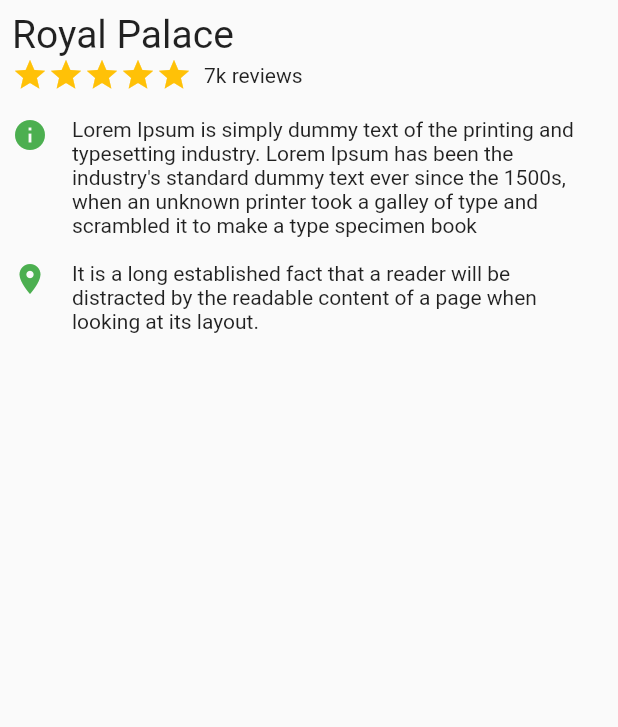
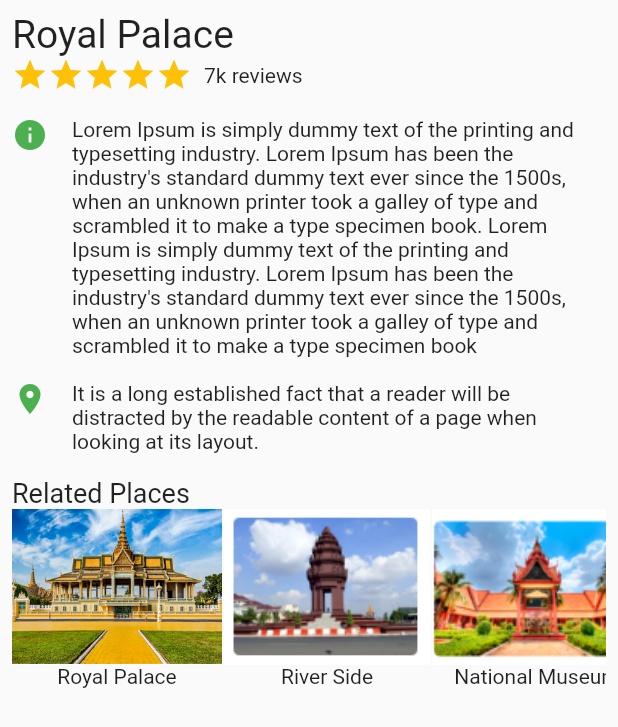
Before and after one commit to leapkh/mad2-visit-me, a Flutter app: what bottomWidget() shows on an empty page, opened directly, on a phone screen of 412 x 824 dp. Shown: the top 727 px of the screen. Run offline on Flutter 3.47's test engine with Material 2 defaults, Android fonts, the phone set to English and light mode, and no system bars.

Commit message:
Week 6: UI Design.

```diff
--- a/lib/main.dart
+++ b/lib/main.dart
@@ -1,4 +1,5 @@
 import 'package:flutter/material.dart';
+import 'package:visit_me/place.dart';
 
 void main() {
   runApp(app());
@@ -49,13 +50,15 @@ Widget homeScreen() {
 }
 
 Widget placeDetailScreen() {
-  final body = Column(
+  final body = SingleChildScrollView(
+    child: Column(
       children: [
         topWidget(),
         menuWidget(),
         const Divider(),
         bottomWidget(),
       ],
+    ),
   );
 
   return Scaffold(
@@ -163,12 +166,72 @@ Widget bottomWidget() {
           height: 16,
         ),
         iconAndInfoWidget(Icons.info,
-            "Lorem Ipsum is simply dummy text of the printing and typesetting industry. Lorem Ipsum has been the industry's standard dummy text ever since the 1500s, when an unknown printer took a galley of type and scrambled it to make a type specimen book"),
+            "Lorem Ipsum is simply dummy text of the printing and typesetting industry. Lorem Ipsum has been the industry's standard dummy text ever since the 1500s, when an unknown printer took a galley of type and scrambled it to make a type specimen book. Lorem Ipsum is simply dummy text of the printing and typesetting industry. Lorem Ipsum has been the industry's standard dummy text ever since the 1500s, when an unknown printer took a galley of type and scrambled it to make a type specimen book"),
         SizedBox(
           height: 16,
         ),
         iconAndInfoWidget(Icons.location_on,
             "It is a long established fact that a reader will be distracted by the readable content of a page when looking at its layout."),
+        SizedBox(
+          height: 16,
+        ),
+        Text(
+          'Related Places',
+          style: TextStyle(fontSize: 18),
+        ),
+        relatedPlacesWidget(),
+      ],
+    ),
+  );
+}
+
+List<Place> places = [
+  Place(1, 'Royal Palace', 'img_royal_palace.png'),
+  Place(2, 'River Side', 'img_independent_monument.png'),
+  Place(3, 'National Museum', 'img_national_museum.png'),
+  Place(1, 'Royal Palace', 'img_national_museum.png'),
+  Place(2, 'River Side', 'img_independent_monument.png'),
+  Place(3, 'National Museum', 'img_national_museum.png'),
+];
+
+Widget relatedPlacesWidget() {
+  return SizedBox(
+    height: 120,
+    child: ListView.builder(
+        scrollDirection: Axis.horizontal,
+        itemCount: places.length,
+        itemBuilder: placeItemWidget),
+  );
+
+  /*return SizedBox(
+    height: 120,
+    child: ListView.builder(
+        scrollDirection: Axis.horizontal,
+        itemCount: places.length,
+        itemBuilder: (BuildContext context, int index){
+          final place = places[index];
+          return Column(
+            children: [
+              Image.asset('lib/image/${place.imageName}'),
+              Text(place.name)
+            ],
+          );
+        }),
+  );*/
+}
+
+Widget placeItemWidget(BuildContext context, int index) {
+  final place = places[index];
+  return SizedBox(
+    width: 140,
+    child: Column(
+      children: [
+        Expanded(
+            child: Image.asset(
+          'lib/image/${place.imageName}',
+              fit: BoxFit.cover,
+        )),
+        Text(place.name)
       ],
     ),
   );
--- /dev/null
+++ b/lib/place.dart
@@ -0,0 +1,7 @@
+class Place {
+  int id;
+  String name;
+  String imageName;
+
+  Place(this.id, this.name, this.imageName);
+}
```
Also changed, not shown: lib/image/img_independent_monument.png (added), lib/image/img_national_museum.png (added). Lines whose indentation alone changed are shown as unchanged.
